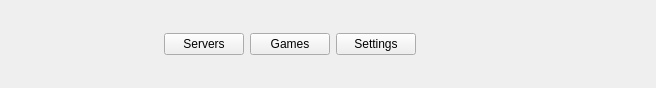
The window that ui/header.ui (WarpshotCoH/sunrise-launcher) describes before a commit, drawn with Qt 5.
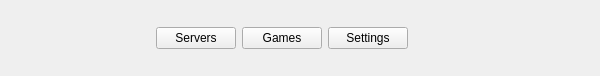
The same window after the commit.

Diff of the .ui file:
```diff
--- a/ui/header.ui
+++ b/ui/header.ui
@@ -6,8 +6,8 @@
    <rect>
     <x>0</x>
     <y>0</y>
-    <width>656</width>
-    <height>88</height>
+    <width>600</width>
+    <height>64</height>
    </rect>
   </property>
   <property name="sizePolicy">
@@ -21,16 +21,16 @@
   </property>
   <layout class="QHBoxLayout" name="headerLayout">
    <property name="leftMargin">
-    <number>8</number>
+    <number>6</number>
    </property>
    <property name="topMargin">
-    <number>8</number>
+    <number>6</number>
    </property>
    <property name="rightMargin">
-    <number>8</number>
+    <number>6</number>
    </property>
    <property name="bottomMargin">
-    <number>8</number>
+    <number>6</number>
    </property>
    <item>
     <widget class="QLabel" name="headerLogo">
@@ -42,7 +42,7 @@
      </property>
      <property name="minimumSize">
       <size>
-       <width>150</width>
+       <width>144</width>
        <height>64</height>
       </size>
      </property>
```
Left out of the diff: 2 changed lines with no effect on the pictures.
